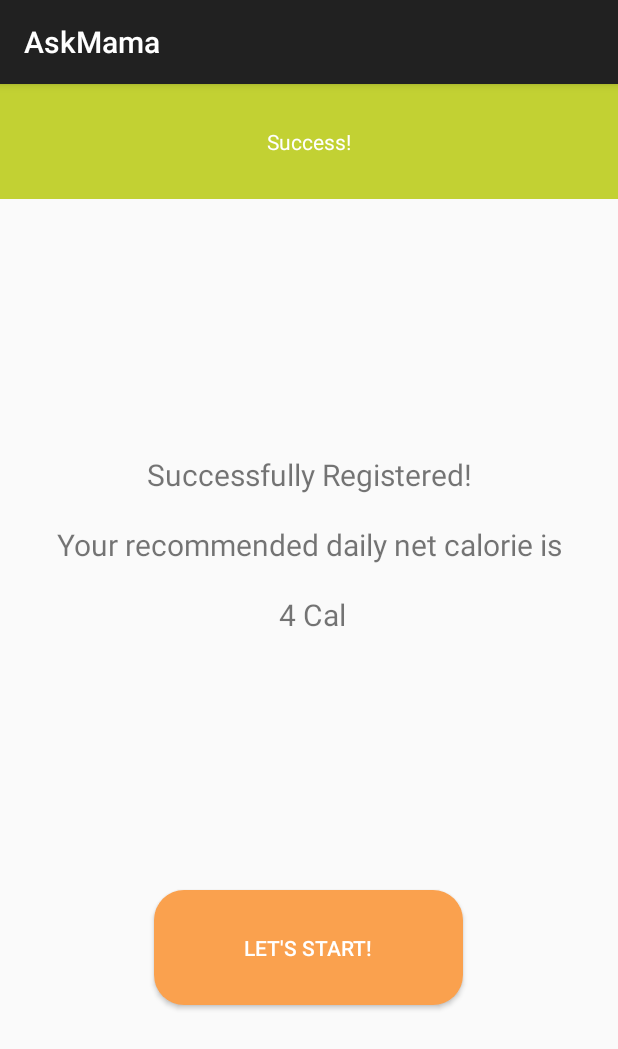
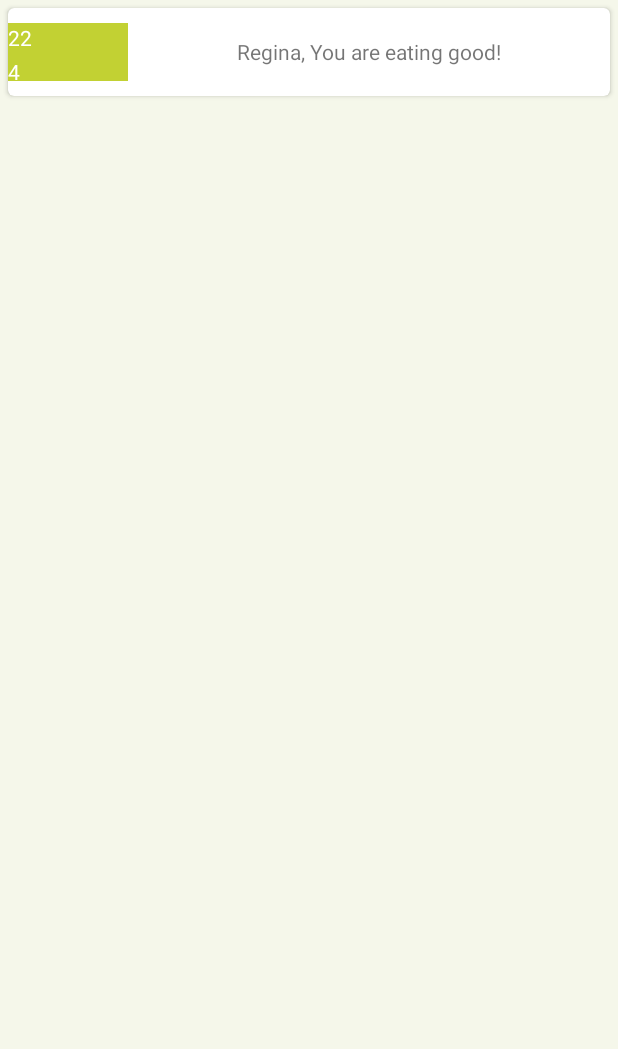
Before and after one commit to stevenoh93/AskMama, an Android app: the fragment SuccessPageFragment shown on its own in the app's theme, after a tap on an icon or button, on a phone screen of 412 x 824 dp. Shown: the top 1049 px of the screen. Run offline under Robolectric (Android 15) with nearby library versions, the phone set to English and light mode, and no system bars.

Commit message:
Header card working with recycled list

```diff
--- a/mobile/AskMama/app/src/main/AndroidManifest.xml
+++ b/mobile/AskMama/app/src/main/AndroidManifest.xml
@@ -18,7 +18,9 @@
         </activity>
         <activity android:name=".InputPagerActivity"
             android:label="AskMama" >
-
+        </activity>
+        <activity android:name=".DashboardActivity"
+            android:label="AskMama" >
         </activity>
     </application>
 
--- a/mobile/AskMama/app/src/main/java/com/stevenoh/reginahong/askmama/ActiveLevelFragment.java
+++ b/mobile/AskMama/app/src/main/java/com/stevenoh/reginahong/askmama/ActiveLevelFragment.java
@@ -21,7 +21,7 @@ public class ActiveLevelFragment extends Fragment {
     @Override
     public void onCreate(Bundle savedInstanceState) {
         super.onCreate(savedInstanceState);
-
+        setRetainInstance(true);
     }
 
     public View onCreateView(LayoutInflater inflater, ViewGroup parent, Bundle savedInstanceState) {
--- /dev/null
+++ b/mobile/AskMama/app/src/main/java/com/stevenoh/reginahong/askmama/DashboardActivity.java
@@ -0,0 +1,10 @@
+package com.stevenoh.reginahong.askmama;
+
+
+import android.support.v4.app.Fragment;
+
+public class DashboardActivity extends SingleFragmentActivity {
+    public Fragment createFragment() {
+        return new DashboardFragment();
+    }
+}
--- /dev/null
+++ b/mobile/AskMama/app/src/main/java/com/stevenoh/reginahong/askmama/DashboardAdapter.java
@@ -0,0 +1,59 @@
+package com.stevenoh.reginahong.askmama;
+
+import android.support.v7.widget.CardView;
+import android.support.v7.widget.RecyclerView;
+import android.view.LayoutInflater;
+import android.view.View;
+import android.view.ViewGroup;
+import android.widget.TextView;
+
+import java.util.ArrayList;
+import java.util.Calendar;
+import java.util.List;
+
+public class DashboardAdapter extends RecyclerView.Adapter<DashboardAdapter.CardHolder> {
+
+    private ArrayList<DashboardCard> cards;
+
+    public DashboardAdapter() {
+        cards = new ArrayList<DashboardCard>();
+        cards.add(new DashboardCard());
+    }
+
+    @Override
+    public int getItemCount() {
+        return cards.size();
+    }
+
+    @Override
+    public void onBindViewHolder(CardHolder holder, int i) {
+        Calendar c = Calendar.getInstance();
+
+        DashboardCard curCard = cards.get(i);
+        holder.headerTextView.setText(R.string.card_header_text);
+        holder.month.setText(Integer.toString(c.get(Calendar.MONTH)+1));
+        holder.dayOfMonth.setText(Integer.toString(c.get(Calendar.DAY_OF_MONTH)));
+    }
+
+    @Override
+    public CardHolder onCreateViewHolder(ViewGroup viewGroup, int i) {
+        View itemView = LayoutInflater.
+                            from(viewGroup.getContext()).
+                            inflate(R.layout.dashboard_header_card, viewGroup, false);
+
+        return new CardHolder(itemView);
+    }
+
+    public static class CardHolder extends RecyclerView.ViewHolder {
+        protected TextView dayOfMonth;
+        protected TextView month;
+        protected TextView headerTextView;
+
+        public CardHolder(View v) {
+            super(v);
+            dayOfMonth = (TextView) v.findViewById(R.id.day_of_month);
+            month = (TextView) v.findViewById(R.id.month);
+            headerTextView = (TextView) v.findViewById(R.id.header_textview);
+        }
+    }
+}
--- /dev/null
+++ b/mobile/AskMama/app/src/main/java/com/stevenoh/reginahong/askmama/DashboardCard.java
@@ -0,0 +1,5 @@
+package com.stevenoh.reginahong.askmama;
+
+
+public class DashboardCard {
+}
--- /dev/null
+++ b/mobile/AskMama/app/src/main/java/com/stevenoh/reginahong/askmama/DashboardFragment.java
@@ -0,0 +1,33 @@
+package com.stevenoh.reginahong.askmama;
+
+import android.os.Bundle;
+import android.support.v4.app.Fragment;
+import android.support.v7.widget.LinearLayoutManager;
+import android.support.v7.widget.RecyclerView;
+import android.view.LayoutInflater;
+import android.view.View;
+import android.view.ViewGroup;
+
+public class DashboardFragment extends Fragment{
+
+    @Override
+    public void onCreate(Bundle savedInstanceState) {
+        super.onCreate(savedInstanceState);
+        setRetainInstance(true);
+    }
+
+    @Override
+    public View onCreateView(LayoutInflater inflater, ViewGroup parent, Bundle savedInstanceState) {
+        View v = inflater.inflate(R.layout.dashboard, parent, false);
+
+        RecyclerView recList = (RecyclerView) v.findViewById(R.id.cardList);
+        recList.setHasFixedSize(true);
+        LinearLayoutManager llm = new LinearLayoutManager(getActivity());
+        llm.setOrientation(LinearLayoutManager.VERTICAL);
+        recList.setLayoutManager(llm);
+
+        DashboardAdapter da = new DashboardAdapter();
+        recList.setAdapter(da);
+        return v;
+    }
+}
--- a/mobile/AskMama/app/src/main/java/com/stevenoh/reginahong/askmama/GoalsFragment.java
+++ b/mobile/AskMama/app/src/main/java/com/stevenoh/reginahong/askmama/GoalsFragment.java
@@ -32,6 +32,7 @@ public class GoalsFragment extends Fragment {
     @Override
     public void onCreate(Bundle savedInstanceState) {
         super.onCreate(savedInstanceState);
+        setRetainInstance(true);
 
     }
 
--- a/mobile/AskMama/app/src/main/java/com/stevenoh/reginahong/askmama/InputActivity.java
+++ /dev/null
@@ -1,11 +0,0 @@
-package com.stevenoh.reginahong.askmama;
-
-
-import android.support.v4.app.Fragment;
-
-public class InputActivity extends MultipleFragmentActivity {
-    @Override
-    protected void addInitialFragment() {
-        fragments.add(new GoalsFragment());
-    }
-}
--- a/mobile/AskMama/app/src/main/java/com/stevenoh/reginahong/askmama/InputFragment.java
+++ b/mobile/AskMama/app/src/main/java/com/stevenoh/reginahong/askmama/InputFragment.java
@@ -40,6 +40,7 @@ public class InputFragment extends Fragment {
         super.onCreate(savedInstanceState);
         mPage = getArguments().getInt(EXTRA_INPUT_PAGE);
         mUser = UserProfile.get();
+        setRetainInstance(true);
     }
 
     @Override
--- a/mobile/AskMama/app/src/main/java/com/stevenoh/reginahong/askmama/RegisterActivity.java
+++ /dev/null
@@ -1,16 +0,0 @@
-package com.stevenoh.reginahong.askmama;
-
-import android.support.v4.app.Fragment;
-import android.support.v7.app.ActionBarActivity;
-import android.os.Bundle;
-import android.view.Menu;
-import android.view.MenuItem;
-
-
-public class RegisterActivity extends SingleFragmentActivity {
-
-    @Override
-    public Fragment createFragment() {
-        return new RegisterFragment();
-    }
-}
--- a/mobile/AskMama/app/src/main/java/com/stevenoh/reginahong/askmama/SuccessPageFragment.java
+++ b/mobile/AskMama/app/src/main/java/com/stevenoh/reginahong/askmama/SuccessPageFragment.java
@@ -1,5 +1,6 @@
 package com.stevenoh.reginahong.askmama;
 
+import android.content.Intent;
 import android.os.Bundle;
 import android.support.v4.app.Fragment;
 import android.view.LayoutInflater;
@@ -22,6 +23,8 @@ public class SuccessPageFragment extends Fragment {
         startButton.setOnClickListener(new View.OnClickListener() {
             public void onClick(View view) {
                 // Start dashboard
+                Intent i = new Intent(getActivity(), DashboardActivity.class);
+                startActivity(i);
             }
         });
 
--- a/mobile/AskMama/app/src/main/java/com/stevenoh/reginahong/askmama/UserProfile.java
+++ b/mobile/AskMama/app/src/main/java/com/stevenoh/reginahong/askmama/UserProfile.java
@@ -25,6 +25,7 @@ public class UserProfile {
 
     private static UserProfile sUser;
     private int mDailyNetCalorie;
+    private boolean calorieCalculated;
 
     private UserProfile() {
         mActiveLevelChoice = -1;
@@ -112,6 +113,13 @@ public class UserProfile {
     }
 
     public int getDailyNetCalorie() {
+        if (!calorieCalculated)
+            calculateCalorie();
+
+        return mDailyNetCalorie;
+    }
+
+    public void calculateCalorie() {
         Calendar cal = Calendar.getInstance();
         int curYear = cal.get(Calendar.YEAR);
         int curMonth = cal.get(Calendar.MONTH);
@@ -130,7 +138,7 @@ public class UserProfile {
             mDailyNetCalorie = (int) Math.round( 4-(6.91*age) + mActiveLevel*9.36*mWeight + 726*mHeight );
         }
 
-        return mDailyNetCalorie;
+        calorieCalculated = true;
     }
 
     public String toString() {
@@ -140,7 +148,7 @@ public class UserProfile {
         out += "Weight = " + mWeight + "\n";
         out += "DOB = " + mDob + "\n";
         out += "Gender = " + mIsMale + "\n";
-        out += "ActiveLevel = " + mActiveLevel;
+        out += "ActiveLevel = " + mActiveLevel + "\n";
         out += "Daily calorie = " + getDailyNetCalorie();
 
         return out;
--- /dev/null
+++ b/mobile/AskMama/app/src/main/res/layout/dashboard.xml
@@ -0,0 +1,40 @@
+<?xml version="1.0" encoding="utf-8"?>
+<LinearLayout xmlns:android="http://schemas.android.com/apk/res/android"
+    android:orientation="vertical"
+    android:layout_width="match_parent"
+    android:layout_height="match_parent"
+    android:background="@color/beige" >
+
+    <android.support.v7.widget.RecyclerView
+        android:id="@+id/cardList"
+        android:layout_width="match_parent"
+        android:layout_height="0dp"
+        android:layout_weight="7" />
+
+    <LinearLayout
+        android:layout_width="match_parent"
+        android:layout_height="0dp"
+        android:layout_weight="1"
+        android:orientation="horizontal" >
+
+        <ImageView
+            android:id="@+id/daily_button"
+            android:layout_width="0dp"
+            android:layout_height="match_parent"
+            android:layout_weight="1" />
+
+        <ImageView
+            android:id="@+id/weekly_button"
+            android:layout_width="0dp"
+            android:layout_height="match_parent"
+            android:layout_weight="1" />
+
+        <ImageView
+            android:id="@+id/profile_button"
+            android:layout_width="0dp"
+            android:layout_height="match_parent"
+            android:layout_weight="1" />
+
+        </LinearLayout>
+
+</LinearLayout>
--- a/mobile/AskMama/app/src/main/res/layout/dashboard_header_card.xml
+++ b/mobile/AskMama/app/src/main/res/layout/dashboard_header_card.xml
@@ -3,7 +3,7 @@
     xmlns:card_view="http://schemas.android.com/apk/res-auto"
     xmlns:android="http://schemas.android.com/apk/res/android"
     android:id="@+id/header_cardview"
-    android:layout_height="match_parent"
+    android:layout_height="wrap_content"
     android:layout_width="match_parent"
     card_view:cardCornerRadius="4dp"
     android:layout_margin="5dp" >
@@ -11,7 +11,9 @@
     <LinearLayout
         android:layout_width="match_parent"
         android:layout_height="match_parent"
-        android:orientation="horizontal" >
+        android:orientation="horizontal"
+        android:paddingTop="10dp"
+        android:paddingBottom="10dp" >
 
         <LinearLayout
             android:layout_width="0dp"
--- a/mobile/AskMama/app/src/main/res/values/colors.xml
+++ b/mobile/AskMama/app/src/main/res/values/colors.xml
@@ -16,4 +16,5 @@
     <color name="whiteLight">#28ffffff</color>
     <color name="whiteMed">#46ffffff</color>
     <color name="orange">#faa14e</color>
+    <color name="beige">#14c2d133</color>
 </resources>
```
Also changed, not shown: 1 other file.
